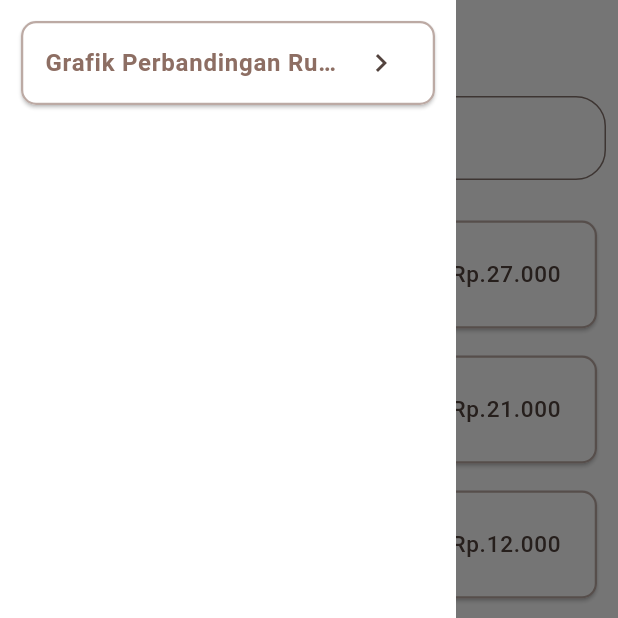
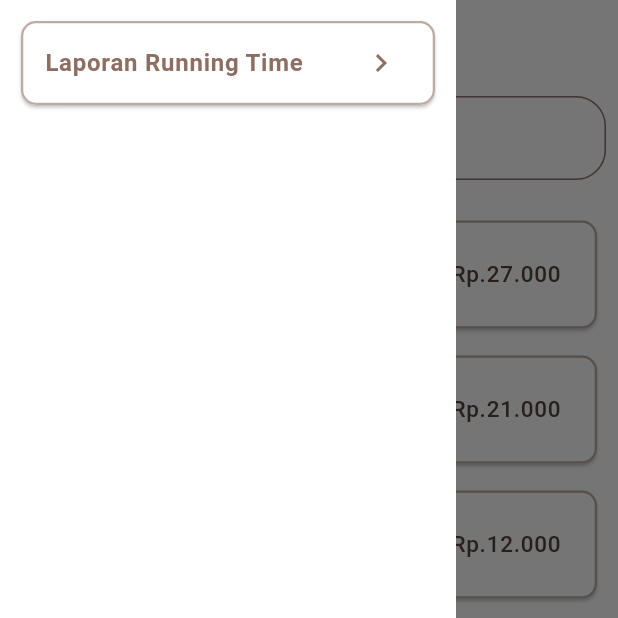
Before and after one commit to MuhammadYaumil1212/myresto, a Flutter app: the screen it shows after launch, with the side drawer open, on a phone screen of 412 x 824 dp, the top half of it. Run offline on Flutter 3.47's test engine with Material 3 defaults, Android fonts, the phone set to English and light mode, and no system bars; our stand-ins replace flutter_svg.

Commit message:
change color

```diff
--- a/lib/home/presentations/pages/home_page.dart
+++ b/lib/home/presentations/pages/home_page.dart
@@ -203,7 +203,7 @@ class _HomePageState extends State<HomePage> {
                     ),
                     child: const ListTile(
                       title: Text(
-                        "Grafik Perbandingan Running Time",
+                        "Laporan Running Time",
                         maxLines: 1,
                         style: TextStyle(
                           color: MyColors.brown400,
@@ -211,7 +211,10 @@ class _HomePageState extends State<HomePage> {
                           overflow: .ellipsis,
                         ),
                       ),
-                      trailing: Icon(Icons.keyboard_arrow_right),
+                      trailing: Icon(
+                        Icons.keyboard_arrow_right,
+                        color: MyColors.brown400,
+                      ),
                     ),
                   ),
                 ),
```
